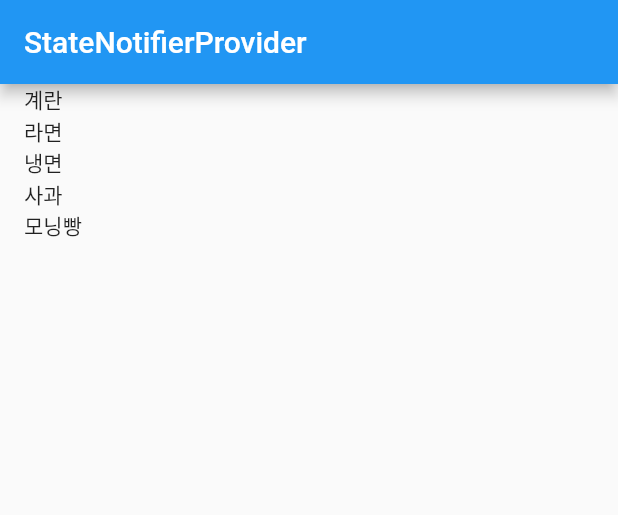
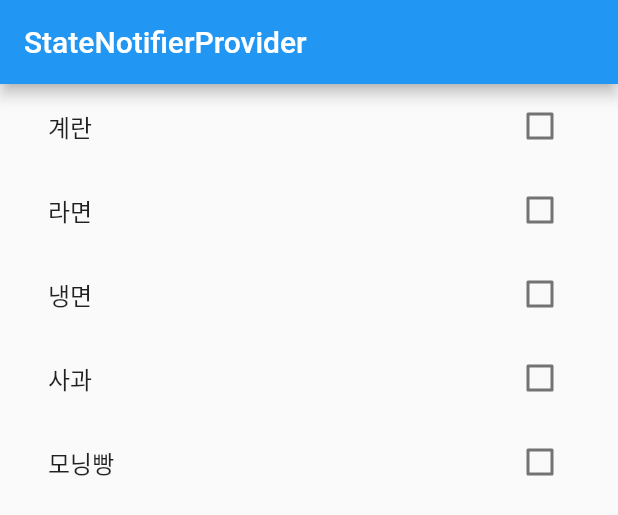
Before and after one commit to nimoseel/Riverpod, a Flutter app: the StateNotifierProviderScreen widget shown alone on an empty page, opened directly, on a phone screen of 412 x 824 dp. Shown: the top 515 px of the screen. Run offline on Flutter 3.47's test engine with Material 2 defaults, Android fonts, the phone set to English and light mode, and no system bars; our stand-ins replace flutter_riverpod.

```diff
--- a/lib/screen/state_notifier_provider_screen.dart
+++ b/lib/screen/state_notifier_provider_screen.dart
@@ -16,8 +16,14 @@ class StateNotifierProviderScreen extends ConsumerWidget {
       body: ListView(
         children: state
             .map(
-              (e) => Text(
-                e.name,
+              (e) => CheckboxListTile(
+                title: Text(e.name),
+                value: e.hasBought,
+                onChanged: (value) {
+                  ref.read(shoppingListProvider.notifier).toggleHasBought(
+                        name: e.name,
+                      );
+                },
               ),
             )
             .toList(),
```
